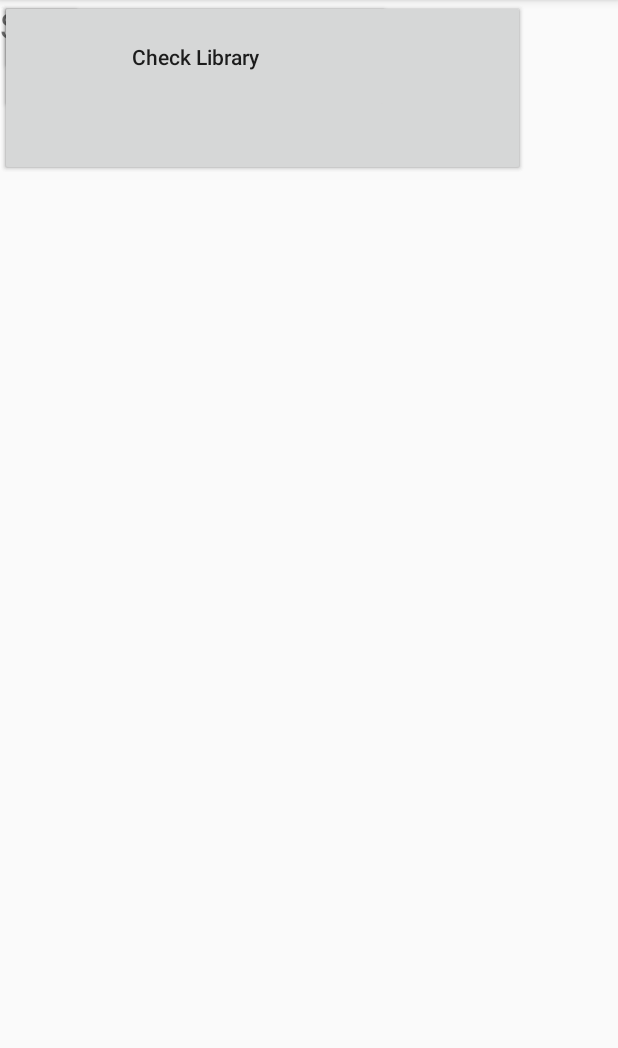
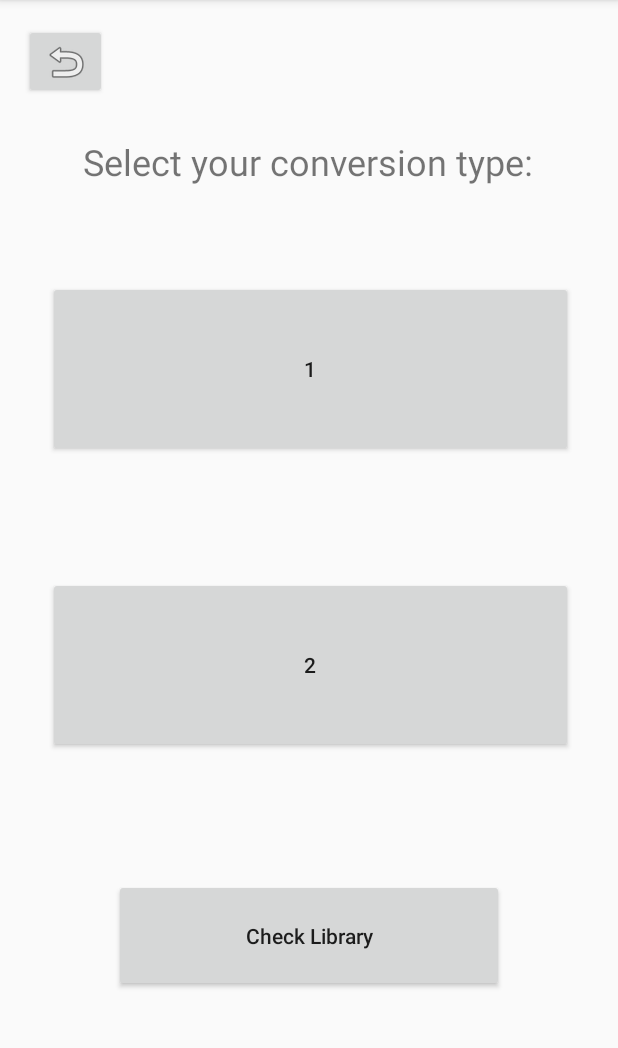
Before and after one commit to jiaqi20/Conversic, an Android app: the ConversicActivity screen opened directly, with no data from a screen before it, on a phone screen of 412 x 824 dp, the part 84-1132 px from its top. Run offline under Robolectric (Android 15) with nearby library versions, the light colour scheme and no system bars.

Commit message:
UI for conversic, crash course, library, etc. Save 1.4 Fixed majority of minor bugs.

```diff
--- a/app/src/main/java/com/example/conversic/Login.java
+++ b/app/src/main/java/com/example/conversic/Login.java
@@ -32,7 +32,7 @@ public class Login extends AppCompatActivity {
         welcome = findViewById(R.id.welcome);
         email = findViewById(R.id.email);
         password = findViewById(R.id.password);
-        login = findViewById(R.id.login);
+        login = findViewById(R.id.buttonLogin);
         register = findViewById(R.id.textView);
         fAuth = FirebaseAuth.getInstance();
 
--- a/app/src/main/java/com/example/conversic/MainActivity.java
+++ b/app/src/main/java/com/example/conversic/MainActivity.java
@@ -19,8 +19,8 @@ public class MainActivity extends AppCompatActivity {
         super.onCreate(savedInstanceState);
         setContentView(R.layout.activity_main);
 
-        appName = findViewById(R.id.textView4);
-        logout = findViewById(R.id.button);
+        appName = findViewById(R.id.textViewMainMenu);
+        logout = findViewById(R.id.buttonLogOut);
     }
 
     public void logout(View view) {
--- a/app/src/main/java/com/example/conversic/Register.java
+++ b/app/src/main/java/com/example/conversic/Register.java
@@ -36,7 +36,7 @@ public class Register extends AppCompatActivity {
         password = findViewById(R.id.password);
         fAuth = FirebaseAuth.getInstance();
         //progressbar
-        register2 = findViewById(R.id.register);
+        register2 = findViewById(R.id.buttonRegister);
 
         if(fAuth.getCurrentUser() != null) {
             startActivity(new Intent(getApplicationContext(), Login.class));
--- a/app/src/main/res/layout/activity_conversic.xml
+++ b/app/src/main/res/layout/activity_conversic.xml
@@ -6,46 +6,71 @@
     android:layout_height="match_parent"
     tools:context=".ConversicActivity">
 
+    <Button
+        android:id="@+id/buttonBack3"
+        android:layout_width="55dp"
+        android:layout_height="50dp"
+        android:layout_marginStart="16dp"
+        android:layout_marginLeft="16dp"
+        android:layout_marginTop="16dp"
+        android:drawableStart="@android:drawable/ic_menu_revert"
+        android:drawableLeft="@android:drawable/ic_menu_revert"
+        app:layout_constraintStart_toStartOf="parent"
+        app:layout_constraintTop_toTopOf="parent" />
+
     <TextView
-        android:id="@+id/textView7"
+        android:id="@+id/textViewInst"
         android:layout_width="305dp"
         android:layout_height="39dp"
-        android:text="Select your conversion type:"
+        android:layout_marginStart="52dp"
+        android:layout_marginLeft="52dp"
+        android:layout_marginTop="88dp"
+        android:text="@string/select_your_conversion_type"
         android:textSize="24sp"
-        tools:layout_editor_absoluteX="16dp"
-        tools:layout_editor_absoluteY="98dp" />
+        android:gravity="center"
+        app:layout_constraintStart_toStartOf="parent"
+        app:layout_constraintTop_toTopOf="parent" />
 
     <Button
-        android:id="@+id/button4"
-        android:layout_width="55dp"
-        android:layout_height="50dp"
-        android:drawableLeft="@android:drawable/ic_menu_revert"
-        tools:layout_editor_absoluteX="12dp"
-        tools:layout_editor_absoluteY="13dp" />
+        android:id="@+id/button2"
+        android:layout_width="350dp"
+        android:layout_height="117dp"
+        android:layout_marginTop="80dp"
+        android:layout_marginEnd="30dp"
+        android:layout_marginRight="30dp"
+        android:text="@string/_2"
+        app:layout_constraintEnd_toEndOf="parent"
+        app:layout_constraintStart_toStartOf="@id/button1"
+        app:layout_constraintTop_toBottomOf="@id/button1" />
 
     <Button
-        android:id="@+id/button5"
+        android:id="@+id/button1"
         android:layout_width="350dp"
         android:layout_height="117dp"
-        android:text="2"
-        tools:layout_editor_absoluteX="30dp"
-        tools:layout_editor_absoluteY="369dp" />
-
-    <Button
-        android:id="@+id/button9"
-        android:layout_width="350dp"
-        android:layout_height="117dp"
-        android:text="1"
-        tools:layout_editor_absoluteX="30dp"
-        tools:layout_editor_absoluteY="193dp" />
+        android:layout_marginStart="30dp"
+        android:layout_marginLeft="30dp"
+        android:layout_marginTop="60dp"
+        android:layout_marginEnd="30dp"
+        android:layout_marginRight="30dp"
+        android:text="@string/_1"
+        app:layout_constraintEnd_toEndOf="parent"
+        app:layout_constraintHorizontal_bias="1.0"
+        app:layout_constraintStart_toStartOf="parent"
+        app:layout_constraintTop_toBottomOf="@id/textViewInst" />
 
     <Button
         android:id="@+id/buttonCLib"
         android:layout_width="260dp"
         android:layout_height="75dp"
-        android:text="Check Library"
-        tools:layout_editor_absoluteX="75dp"
-        tools:layout_editor_absoluteY="584dp"
-        android:textAllCaps="false" />
+        android:layout_marginStart="75dp"
+        android:layout_marginLeft="75dp"
+        android:layout_marginTop="84dp"
+        android:layout_marginEnd="75dp"
+        android:layout_marginRight="75dp"
+        android:text="@string/check_library"
+        android:textAllCaps="false"
+        app:layout_constraintEnd_toEndOf="parent"
+        app:layout_constraintStart_toStartOf="parent"
+        app:layout_constraintTop_toBottomOf="@id/button2" />
 
 </androidx.constraintlayout.widget.ConstraintLayout>
--- a/app/src/main/res/values/strings.xml
+++ b/app/src/main/res/values/strings.xml
@@ -10,4 +10,15 @@
     <string name="register2">Register</string>
     <string name="logout">Log Out</string>
     <string name="ady_login">Already Registered? Login Here!</string>
+    <string name="welcome_to_conversic">Welcome to Conversic!</string>
+    <string name="crash_course">Crash Course</string>
+    <string name="main_menu">Main Menu</string>
+    <string name="conversic">Conversic</string>
+    <string name="library">Library</string>
+    <string name="send_email">Send Email</string>
+    <string name="forgot_your_password_let_us_send_you_a_verification_email_and_help_is_on_the_way">Forgot your password? Let us send you a verification email and help is on the way!</string>
+    <string name="select_your_conversion_type">Select your conversion type:</string>
+    <string name="check_library">Check Library</string>
+    <string name="_1">1</string>
+    <string name="_2">2</string>
 </resources>
```
Also changed, not shown: app/src/main/res/layout/activity_crash_course.xml (+7 -3 lines), app/src/main/res/layout/activity_library.xml (+7 -3 lines), app/src/main/res/layout/activity_login.xml (+7 -6 lines), app/src/main/res/layout/activity_main.xml (+24 -19 lines), app/src/main/res/layout/activity_register.xml (+11 -7 lines), app/src/main/res/layout/activity_reset_password.xml (+17 -10 lines).
